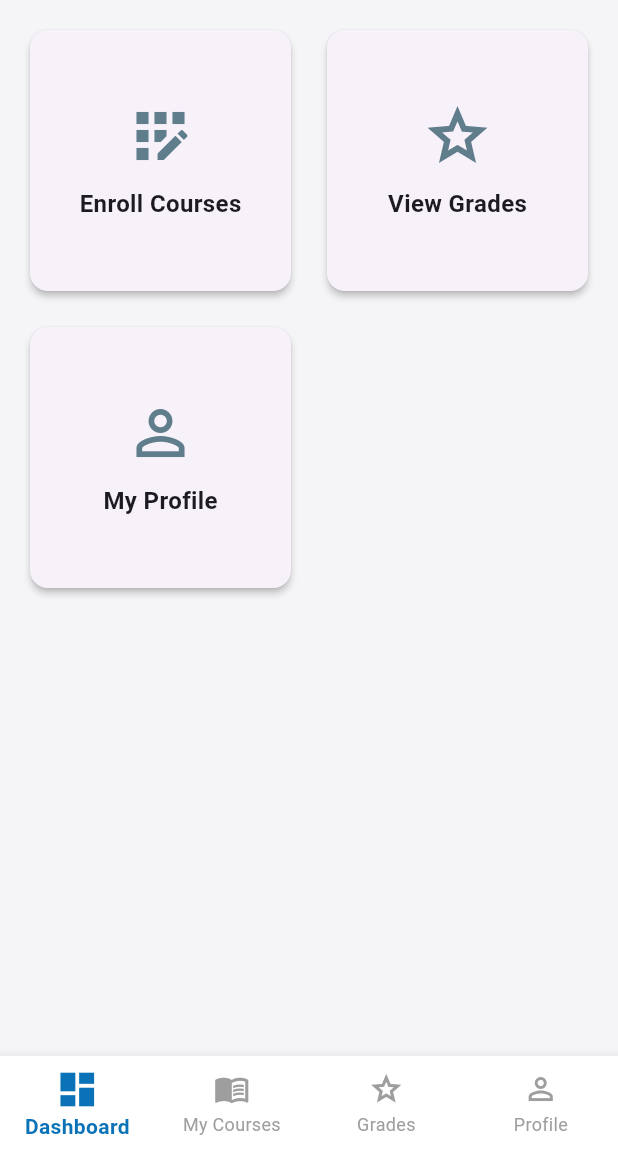
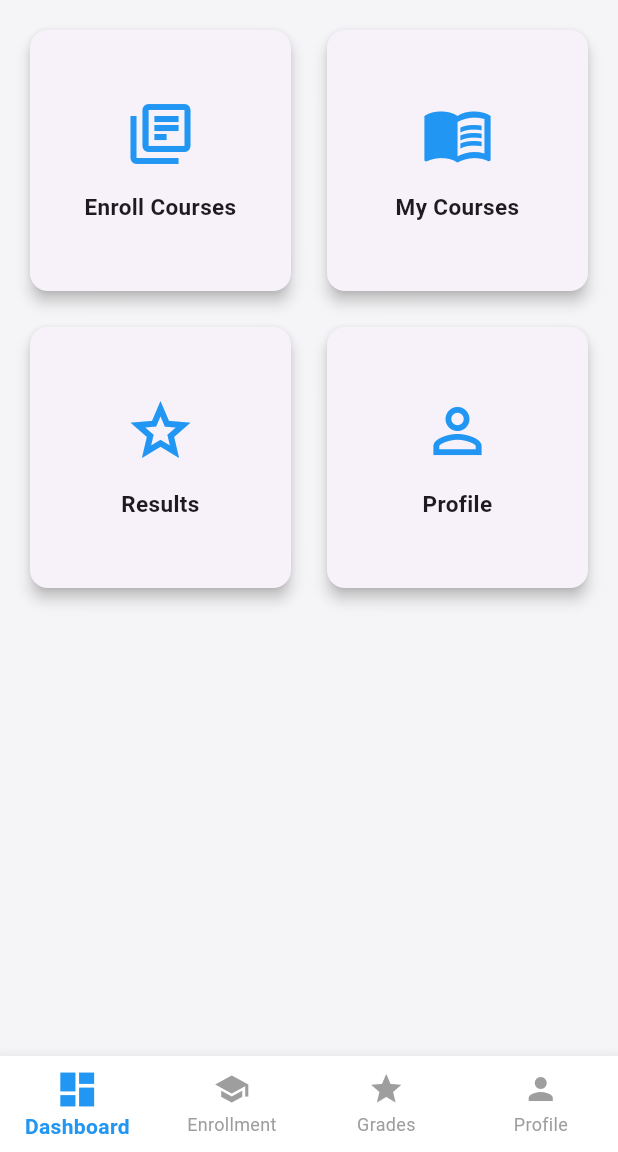
Before and after one commit to aabdulrafay/EduSmart, a Flutter app: the StudentDashboardScreen screen opened directly, on a phone screen of 412 x 824 dp, the part 84-1236 px from its top. Run offline on Flutter 3.47's test engine with Material 3 defaults, Android fonts, the phone set to English and light mode, and no system bars; our stand-ins replace pdf, printing; network calls fail.

Commit message:
Fix Student Side

```diff
--- a/lib/student_dashboard_screen.dart
+++ b/lib/student_dashboard_screen.dart
@@ -1,120 +1,72 @@
 import 'package:flutter/material.dart';
+import 'package:edusmart/studentpages/dashbaord_view.dart';
 import './studentpages/enrollment_view.dart';
 import './studentpages/grades_view.dart';
 import './studentpages/profile_view.dart';
 
 class StudentDashboardScreen extends StatefulWidget {
   const StudentDashboardScreen({super.key});
-
   @override
   State<StudentDashboardScreen> createState() => _StudentDashboardScreenState();
 }
-
 class _StudentDashboardScreenState extends State<StudentDashboardScreen> {
   int _selectedIndex = 0;
 
-  final List<String> _enrolledCourses = ['Database Systems', 'Mobile App Dev'];
-  bool _resultsSubmitted = true;
-
-  final Map<String, Map<String, dynamic>> _resultsMap = {
-    'Mobile App Development': {'marks': 85, 'grade': 'A'},
-    'Database Systems': {'marks': 78, 'grade': 'B+'},
-    'Software Engineering': {'marks': 91, 'grade': 'A+'},
-  };
-
-  List<Widget> _buildPages() {
-    return [
-      _buildDashboard(),
-      StudentEnrollmentView(initialCourse: null, onEnrollmentSuccess: (_) {}),
-      StudentGradesView(
-        enrolledCourses: _enrolledCourses,
-        resultsSubmitted: _resultsSubmitted,
-        resultsMap: _resultsMap,
-      ),
-      const StudentProfileView(),
-    ];
-  }
-
-  Widget _buildDashboard() {
-    return Padding(
-      padding: const EdgeInsets.all(16.0),
-      child: GridView.count(
-        crossAxisCount: 2,
-        crossAxisSpacing: 16,
-        mainAxisSpacing: 16,
-        children: [
-          _buildDashboardCard(
-            icon: Icons.app_registration_outlined,
-            title: 'Enroll Courses',
-            onTap: () => setState(() => _selectedIndex = 1),
-          ),
-          _buildDashboardCard(
-            icon: Icons.grade_outlined,
-            title: 'View Grades',
-            onTap: () => setState(() => _selectedIndex = 2),
-          ),
-          _buildDashboardCard(
-            icon: Icons.person_outline,
-            title: 'My Profile',
-            onTap: () => setState(() => _selectedIndex = 3),
-          ),
-        ],
-      ),
-    );
-  }
-
-  Widget _buildDashboardCard({
-    required IconData icon,
-    required String title,
-    required VoidCallback onTap,
-  }) {
-    return GestureDetector(
-      onTap: onTap,
-      child: Card(
-        elevation: 2,
-        shape: RoundedRectangleBorder(borderRadius: BorderRadius.circular(12)),
-        child: Column(
-          mainAxisAlignment: MainAxisAlignment.center,
-          children: [
-            Icon(icon, size: 48, color: Colors.blueGrey),
-            const SizedBox(height: 10),
-            Text(
-              title,
-              style: const TextStyle(
-                fontSize: 16,
-                fontWeight: FontWeight.w600,
-              ),
-            ),
-          ],
-        ),
-      ),
-    );
-  }
+  static const List<Widget> _widgetOptions = <Widget>[
+    StudentDashboard(),
+    StudentEnrollmentView(),
+    StudentGradesView(
+      enrolledCourses: [],
+      resultsSubmitted: true,
+      resultsMap: {},
+    ),
+    StudentProfileView(
+      name: 'Student Name',
+      studentId: 'sapid',
+      email: 'student@edusmart.edu.pk',
+      phone: '123-456-7890',
+      department: 'Computer Science',
+      gender: 'Male',
+      dateOfBirth: '2000-01-01',
+      address: '123 Main St, City, Country',
+      profileImageUrl: 'https://static.thenounproject.com/png/3632534-200.png',
+    ),
+  ];
 
   void _onItemTapped(int index) {
-    setState(() => _selectedIndex = index);
+    setState(() {
+      _selectedIndex = index;
+    });
   }
 
   @override
   Widget build(BuildContext context) {
-    final pages = _buildPages();
-
     return Scaffold(
-      appBar: AppBar(
-        title: const Text('Student Dashboard'),
-        automaticallyImplyLeading: false,
+      body: Center(
+        child: _widgetOptions.elementAt(_selectedIndex),
       ),
-      body: pages[_selectedIndex],
       bottomNavigationBar: BottomNavigationBar(
-        items: const [
-          BottomNavigationBarItem(icon: Icon(Icons.dashboard), label: 'Dashboard'),
-          BottomNavigationBarItem(icon: Icon(Icons.menu_book_outlined), label: 'My Courses'),
-          BottomNavigationBarItem(icon: Icon(Icons.grade_outlined), label: 'Grades'),
-          BottomNavigationBarItem(icon: Icon(Icons.person_outline), label: 'Profile'),
+        items: const <BottomNavigationBarItem>[
+          BottomNavigationBarItem(
+            icon: Icon(Icons.dashboard),
+            label: 'Dashboard',
+          ),
+          BottomNavigationBarItem(
+            icon: Icon(Icons.school),
+            label: 'Enrollment',
+          ),
+          BottomNavigationBarItem(
+            icon: Icon(Icons.grade),
+            label: 'Grades',
+          ),
+          BottomNavigationBarItem(
+            icon: Icon(Icons.person),
+            label: 'Profile',
+          ),
         ],
         currentIndex: _selectedIndex,
+        selectedItemColor: Colors.blue,
         onTap: _onItemTapped,
-        type: BottomNavigationBarType.fixed,
       ),
     );
   }
--- /dev/null
+++ b/lib/studentpages/dashbaord_view.dart
@@ -0,0 +1,135 @@
+import 'package:flutter/material.dart';
+import 'package:edusmart/studentpages/courses_view.dart';
+import 'package:edusmart/studentpages/enrollment_view.dart';
+import 'package:edusmart/studentpages/grades_view.dart';
+import 'package:edusmart/studentpages/profile_view.dart';
+
+
+class StudentDashboard extends StatelessWidget {
+  const StudentDashboard({super.key});
+
+  @override
+  Widget build(BuildContext context) {
+    return Scaffold(
+      appBar: AppBar(
+        title: const Text('Student Dashboard'),
+      ),
+      body: SafeArea(
+        child: Padding(
+          padding: const EdgeInsets.all(16.0),
+          child: GridView.count(
+            crossAxisCount: 2,
+            crossAxisSpacing: 16.0,
+            mainAxisSpacing: 16.0,
+            children: <Widget>[
+              _buildFeatureCard(
+                icon: Icons.library_books_outlined,
+                title: 'Enroll Courses',
+                context: context,
+                onTap: () {
+                  Navigator.push(
+                    context,
+                    MaterialPageRoute(
+                      builder: (context) => const StudentEnrollmentView(),
+                    ),
+                  );
+                },
+              ),
+              _buildFeatureCard(
+                icon: Icons.menu_book_outlined,
+                title: 'My Courses',
+                context: context,
+                onTap: () {
+                  Navigator.push(
+                    context,
+                    MaterialPageRoute(
+                      builder: (context) => const StudentCoursesView(),
+                    ),
+                  );
+                },
+              ),
+              _buildFeatureCard(
+                icon: Icons.grade_outlined,
+                title: 'Results',
+                context: context,
+                onTap: () {
+                  Navigator.push(
+                    context,
+                    MaterialPageRoute(
+                      builder: (context) => const StudentGradesView(
+                        enrolledCourses: [],
+                        resultsSubmitted: false,
+                        resultsMap: {},
+                      ),
+                    ),
+                  );
+                },
+              ),
+              _buildFeatureCard(
+                icon: Icons.person_outline,
+                title: 'Profile',
+                context: context,
+                onTap: () {
+                  Navigator.push(
+                    context,
+                    MaterialPageRoute(
+                      builder: (context) => const StudentProfileView(
+                        name: 'Student Name',
+                        studentId: 'sapid',
+                        email: 'student@edusmart.edu.pk',
+                        phone: '123-456-7890',
+                        department: 'Computer Science',
+                        gender: 'Male',
+                        dateOfBirth: '2000-01-01',
+                        address: '123 Main St, City, Country',
+                        profileImageUrl: 'https://static.thenounproject.com/png/3632534-200.png',
+                      ),
+                    ),
+                  );
+                },
+              ),
+            ],
+          ),
+        ),
+      ),
+    );
+  }
+
+  // Reusable card widget
+  Widget _buildFeatureCard({
+    required IconData icon,
+    required String title,
+    required BuildContext context,
+    required VoidCallback onTap,
+  }) {
+    return SizedBox(
+      width: 140,
+      height: 140,
+      child: Card(
+        elevation: 4.0,
+        shape: RoundedRectangleBorder(
+          borderRadius: BorderRadius.circular(12.0),
+        ),
+        child: InkWell(
+          onTap: onTap,
+          borderRadius: BorderRadius.circular(12.0),
+          child: Column(
+            mainAxisAlignment: MainAxisAlignment.center,
+            children: <Widget>[
+              Icon(icon, size: 48.0, color: Colors.blue),
+              const SizedBox(height: 14.0),
+              Text(
+                title,
+                textAlign: TextAlign.center,
+                style: const TextStyle(
+                  fontSize: 15.0,
+                  fontWeight: FontWeight.w600,
+                ),
+              ),
+            ],
+          ),
+        ),
+      ),
+    );
+  }
+}
```
Also changed, not shown: lib/studentpages/courses_view.dart (+9 -1 lines), lib/studentpages/enrollment_view.dart (+7 -4 lines), lib/studentpages/grades_view.dart (+6 -11 lines), lib/studentpages/profile_view.dart (+97 -46 lines).
